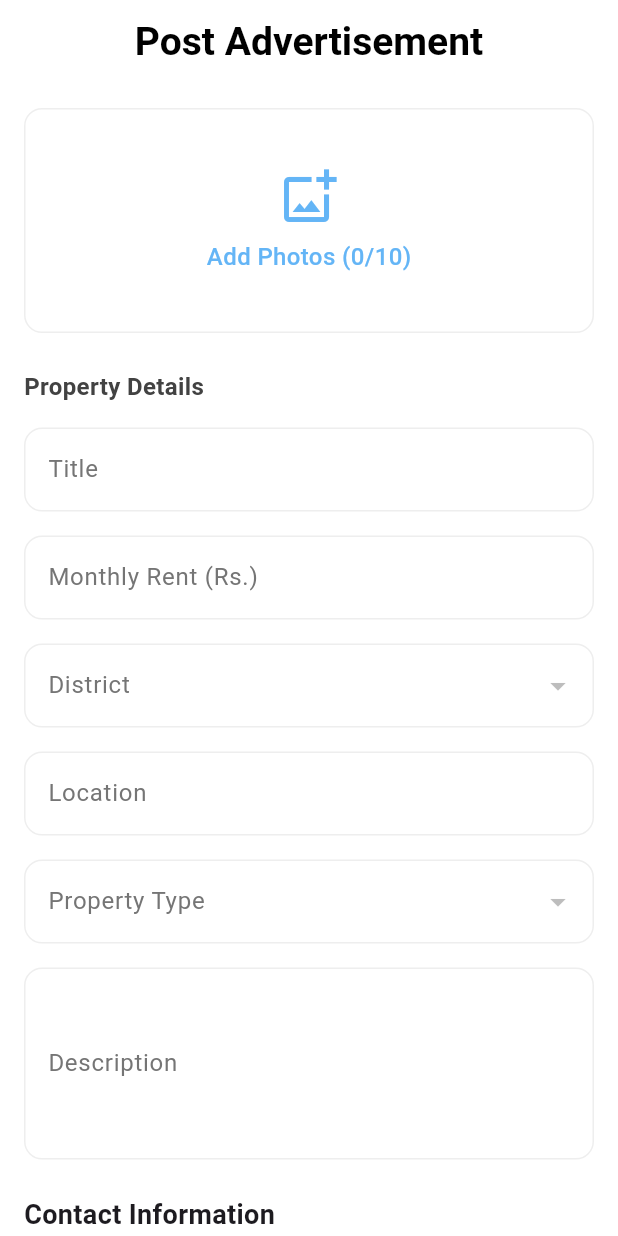
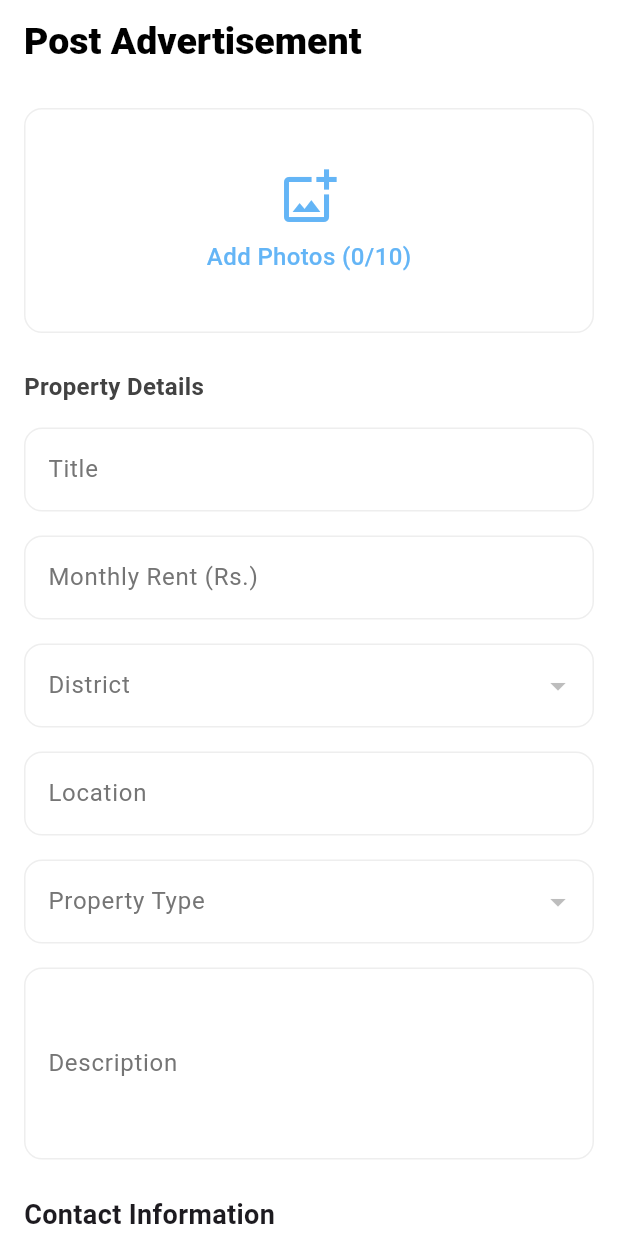
Before and after one commit to NipunaMadula/BODO-APP, a Flutter app: the PostAdScreen screen opened directly, on a phone screen of 412 x 824 dp. Run offline on Flutter 3.47's test engine with Material 3 defaults, Android fonts, the phone set to English and light mode, and no system bars; our stand-ins replace cloud_firestore, firebase_auth, firebase_core, firebase_storage, flutter_bloc, google_sign_in and 1 more; accounts and stored records are empty; generated files the repository leaves out were written again.

Commit message:
update text styles

```diff
--- a/lib/screens/home/home_screen.dart
+++ b/lib/screens/home/home_screen.dart
@@ -55,7 +55,7 @@ class _HomeScreenState extends State<HomeScreen> {
           'Home',
           style: TextStyle(
             color: Colors.black,
-            fontSize: 24,
+            fontSize: 25,
             fontWeight: FontWeight.w900,
           ),
         ),
--- a/lib/screens/post_ad/post_ad_screen.dart
+++ b/lib/screens/post_ad/post_ad_screen.dart
@@ -209,13 +209,12 @@ bool _isValidPhoneNumber(String phone) {
           'Post Advertisement',
           style: TextStyle(
             color: Colors.black,
-            fontSize: 26,
-            fontWeight: FontWeight.w600,
+            fontSize: 25,
+            fontWeight: FontWeight.w900,
           ),
         ),
         backgroundColor: Colors.white,
         elevation: 0,
-        centerTitle: true,
       ),
       body: Form(
         key: _formKey,
--- a/lib/screens/profile/profile_screen.dart
+++ b/lib/screens/profile/profile_screen.dart
@@ -102,13 +102,12 @@ class _ProfileScreenState extends State<ProfileScreen> {
           'Profile',
           style: TextStyle(
             color: Colors.black,
-            fontSize: 26,
-            fontWeight: FontWeight.w600,
+            fontSize: 25,
+            fontWeight: FontWeight.w900,
           ),
         ),
         backgroundColor: Colors.white,
         elevation: 0,
-        centerTitle: true,
       ),
       body: _isLoading
           ? const Center(child: CircularProgressIndicator())
--- a/lib/screens/saved_items/saved_items_screen.dart
+++ b/lib/screens/saved_items/saved_items_screen.dart
@@ -21,7 +21,7 @@ class SavedItemsScreen extends StatelessWidget {
           'Saved Items',
           style: TextStyle(
             color: Colors.black,
-            fontSize: 24,
+            fontSize: 25,
             fontWeight: FontWeight.w900,
           ),
         ),
```
